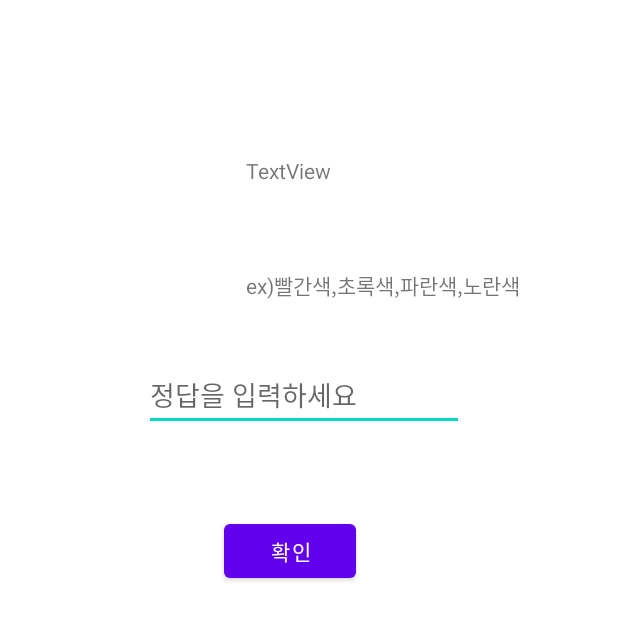
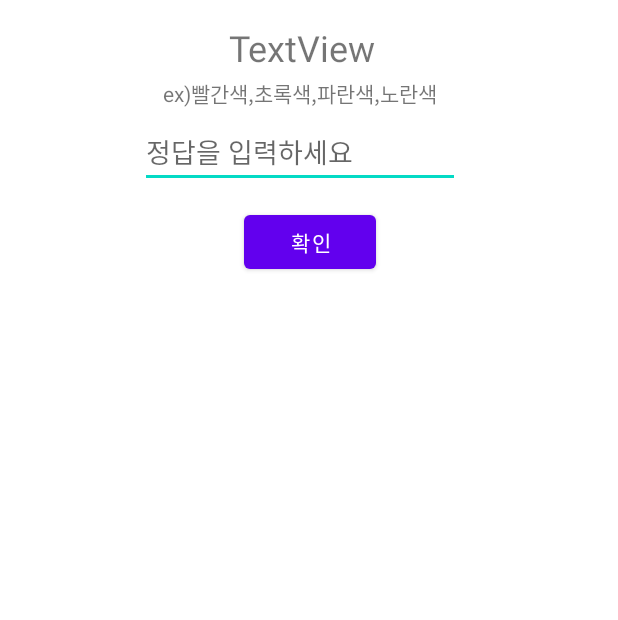
Before and after one commit to chldudtj1111/Brain3, an Android app: the layout after_shake.xml on its own in the app's theme, with its tools: preview values and no code run, on a phone screen of 412 x 824 dp. Shown: the top 620 px of the screen. Run offline under Robolectric (Android 15) with nearby library versions, the phone set to English and light mode, and no system bars.

Commit message:
많은걸 추가

```diff
--- a/app/src/main/java/com/example/brain3/ui/AfterShake.java
+++ b/app/src/main/java/com/example/brain3/ui/AfterShake.java
@@ -3,6 +3,7 @@ import android.app.Activity;
 import android.content.Intent;
 import android.os.Bundle;
 import android.view.View;
+import android.view.Window;
 import android.widget.EditText;
 import android.widget.TextView;
 
@@ -21,8 +22,8 @@ public class AfterShake extends Activity {
     @Override
     protected void onCreate(Bundle savedInstanceState) {
         super.onCreate(savedInstanceState);
+        requestWindowFeature(Window.FEATURE_NO_TITLE);
         setContentView(R.layout.after_shake);
-
 
         text1 = (TextView) findViewById(R.id.textView6);
 
--- a/app/src/main/java/com/example/brain3/ui/MainActivity.java
+++ b/app/src/main/java/com/example/brain3/ui/MainActivity.java
@@ -104,7 +104,7 @@ public class MainActivity extends AppCompatActivity implements TimePickerDialog.
 
         //rd1 = random.nextInt(4)+1;
 
-        rd1=3;
+        rd1=1;
         if (rd1 == 1) {
             Intent intent = new Intent(this, Game.class);
             PendingIntent pendingIntent = PendingIntent.getActivity(this, 1, intent, 0);
--- a/app/src/main/java/com/example/brain3/ui/sendSMS.java
+++ b/app/src/main/java/com/example/brain3/ui/sendSMS.java
@@ -71,6 +71,11 @@ public class sendSMS extends Activity {
             Toast.makeText(getApplicationContext(),"Permission Denied!",Toast.LENGTH_SHORT).show();
         }
     }
+    @Override
+    public void onBackPressed() {
+        //super.onBackPressed();
+        Toast.makeText(this, "뒤로가기 사용불가.", Toast.LENGTH_SHORT).show();
+    }
 }
 
 
--- a/app/src/main/res/layout/after_shake.xml
+++ b/app/src/main/res/layout/after_shake.xml
@@ -2,40 +2,15 @@
 <androidx.constraintlayout.widget.ConstraintLayout xmlns:android="http://schemas.android.com/apk/res/android"
     xmlns:app="http://schemas.android.com/apk/res-auto"
     xmlns:tools="http://schemas.android.com/tools"
-    android:layout_width="match_parent"
-    android:layout_height="match_parent">
-
-    <TextView
-        android:id="@+id/textView6"
-        android:layout_width="wrap_content"
-        android:layout_height="wrap_content"
-        android:layout_marginStart="164dp"
-        android:layout_marginTop="104dp"
-        android:text="TextView"
-        app:layout_constraintStart_toStartOf="parent"
-        app:layout_constraintTop_toTopOf="parent" />
-
-    <EditText
-        android:id="@+id/editTextNumber5"
-        android:layout_width="wrap_content"
-        android:layout_height="wrap_content"
-        android:layout_marginStart="96dp"
-        android:layout_marginTop="116dp"
-        android:layout_weight="1"
-        android:ems="10"
-
-        android:hint="정답을 입력하세요"
-        android:inputType="textPersonName"
-        app:layout_constraintStart_toStartOf="parent"
-        app:layout_constraintTop_toBottomOf="@+id/textView6"
-        tools:ignore="MissingConstraints" />
+    android:layout_width="400dp"
+    android:layout_height="200dp">
 
     <Button
         android:id="@+id/button4"
         android:layout_width="wrap_content"
         android:layout_height="wrap_content"
-        android:layout_marginTop="56dp"
-        android:layout_marginEnd="72dp"
+        android:layout_marginTop="12dp"
+        android:layout_marginEnd="56dp"
         android:onClick="Button123"
         android:text="확인"
         app:layout_constraintEnd_toEndOf="@+id/editTextNumber5"
@@ -45,8 +20,40 @@
         android:id="@+id/textView4"
         android:layout_width="wrap_content"
         android:layout_height="wrap_content"
-        android:layout_marginTop="56dp"
+        android:layout_marginTop="12dp"
         android:text="ex)빨간색,초록색,파란색,노란색"
-        app:layout_constraintStart_toStartOf="@+id/textView6"
-        app:layout_constraintTop_toBottomOf="@+id/textView6" />
+        app:layout_constraintBottom_toBottomOf="parent"
+        app:layout_constraintLeft_toLeftOf="parent"
+        app:layout_constraintRight_toRightOf="parent"
+        app:layout_constraintTop_toTopOf="parent"
+        app:layout_constraintVertical_bias="0.236" />
+
+    <EditText
+        android:id="@+id/editTextNumber5"
+        android:layout_width="wrap_content"
+        android:layout_height="wrap_content"
+        android:layout_weight="1"
+        android:ems="10"
+        android:hint="정답을 입력하세요"
+        android:inputType="textPersonName"
+        app:layout_constraintBottom_toBottomOf="parent"
+        app:layout_constraintLeft_toLeftOf="parent"
+        app:layout_constraintRight_toRightOf="parent"
+        app:layout_constraintTop_toTopOf="parent"
+        app:layout_constraintVertical_bias="0.509"
+        tools:ignore="MissingConstraints" />
+
+    <TextView
+        android:id="@+id/textView6"
+        android:layout_width="wrap_content"
+        android:layout_height="wrap_content"
+        android:text="TextView"
+        android:textSize="24sp"
+        app:layout_constraintBottom_toBottomOf="parent"
+        app:layout_constraintHorizontal_bias="0.506"
+        app:layout_constraintLeft_toLeftOf="parent"
+        app:layout_constraintRight_toRightOf="parent"
+        app:layout_constraintTop_toTopOf="parent"
+        app:layout_constraintVertical_bias="0.092" />
+
 </androidx.constraintlayout.widget.ConstraintLayout>
```
Also changed, not shown: app/src/main/AndroidManifest.xml (+8 -4 lines), app/src/main/java/com/example/brain3/event/Game.java (+15 -4 lines), app/src/main/java/com/example/brain3/ui/AlertReceiver.java (+17 -4 lines), app/src/main/java/com/example/brain3/ui/AlertReceiver2.java (+20 -1 lines), app/src/main/java/com/example/brain3/ui/Doshake.java (+12 -18 lines), app/src/main/res/layout/tabactivity2.xml (+30 -27 lines).
